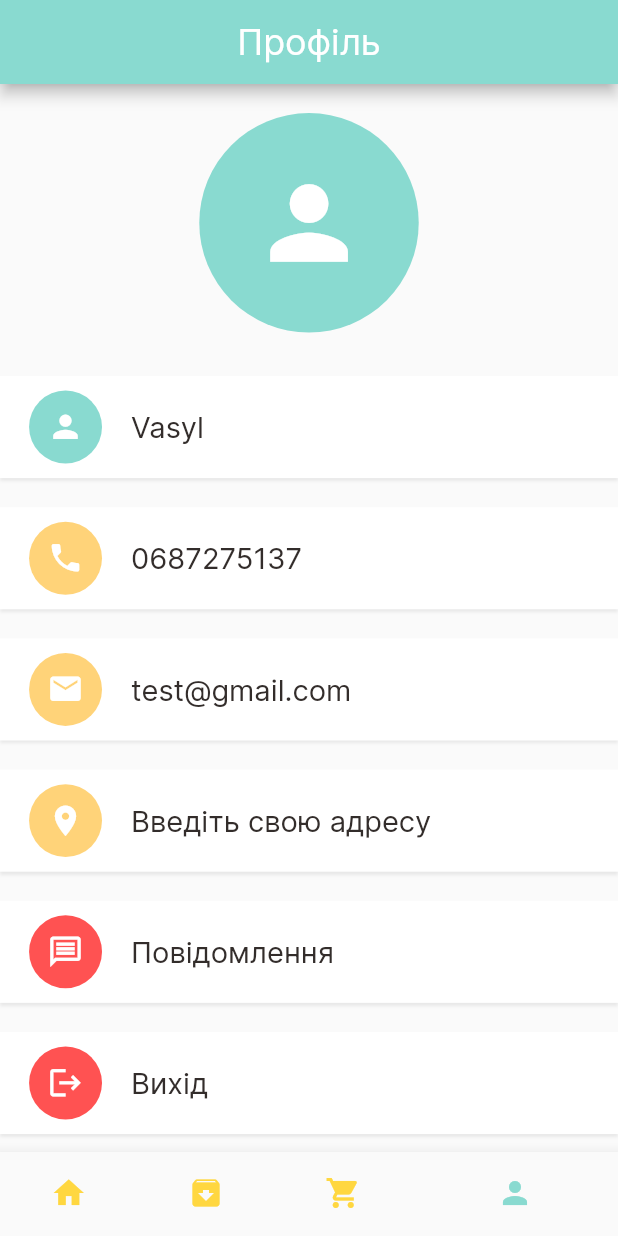
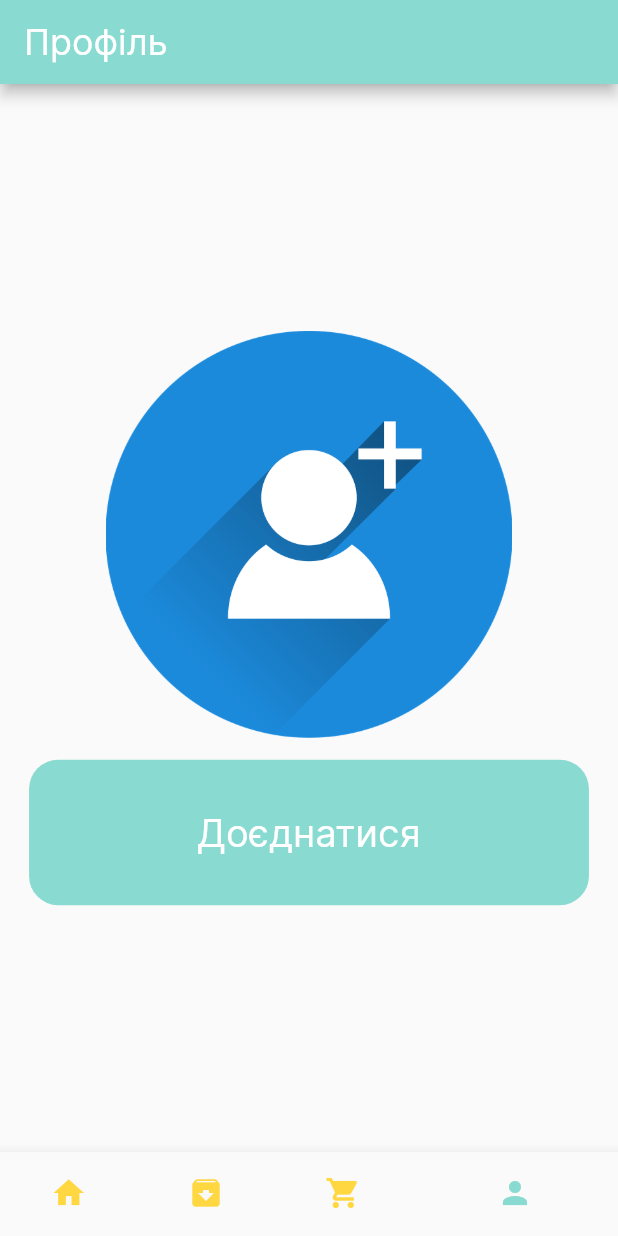
Before and after one commit to Vasyl-Puziichuk/CoffeeShop, a Flutter app: the screen it shows after launch, item 4 of the bottom bar chosen, on a phone screen of 412 x 824 dp. Run offline on Flutter 3.47's test engine with Material 2 defaults, Android fonts, the phone set to English and light mode, and no system bars; our stand-ins replace dots_indicator, get, shared_preferences; accounts and stored records are empty; network calls fail.

Commit message:
Send get request and get user info and draw container in account page

```diff
--- a/lib/helper/dependencies.dart
+++ b/lib/helper/dependencies.dart
@@ -6,21 +6,24 @@ import '../controllers/auth_controller.dart';
 import '../controllers/cart_controller.dart';
 import '../controllers/popular_product_contr.dart';
 import '../controllers/recommended_product_contr.dart';
+import '../controllers/user_controller.dart';
 import '../data/repository/auth_repo.dart';
 import '../data/repository/cart_repo.dart';
 import '../data/repository/popular_product_repo.dart';
 import '../../untils/app_constants.dart';
 import '../data/repository/recommended_product_repo.dart';
+import '../data/repository/user_repo.dart';
 
 Future<void> init()async{
   final sharedPreferences = await SharedPreferences.getInstance();
 
   Get.lazyPut(() => sharedPreferences);
   //api client
-  Get.lazyPut(()=>ApiClient(appBaseUrl: AppConstants.BASE_URL));
+  Get.lazyPut(()=>ApiClient(appBaseUrl: AppConstants.BASE_URL, sharedPreferences:Get.find()));
   //"http://mvs.bslmeiyu.com";
   Get.lazyPut(() => AuthRepo(apiClient: Get.find(),
       sharedPreferences: Get.find()));
+  Get.lazyPut(() => UserRepo(apiClient: Get.find()));
 
   //repos
   Get.lazyPut(()=>PopularProductRepo(apiClient: Get.find()));
@@ -29,6 +32,7 @@ Future<void> init()async{
 
   //controllers
   Get.lazyPut(() => AuthController(authRepo: Get.find()));
+  Get.lazyPut(() => UserController(userRepo: Get.find()));
   Get.lazyPut(()=>PopularProductController(popularProductRepo: Get.find()));
   Get.lazyPut(()=>RecommendedProductController(recommendedProductRepo: Get.find()));
   Get.lazyPut(() => CartController(cartRepo: Get.find()));
--- a/lib/home/home_page.dart
+++ b/lib/home/home_page.dart
@@ -8,6 +8,7 @@ import 'package:testappfirst/untils/colors.dart';
 
 
 import '../pages/auth/sing_in_page.dart';
+import '../widgets/big_taxt.dart';
 import 'main_page1.dart';
 
 class HomePage extends StatefulWidget {
@@ -24,7 +25,7 @@ class _HomePageState extends State<HomePage> {
   List pages=[
     MainFoodPage(),
     Container(
-      child: Text("Історія"),
+      child: Center(child: BigText(text: "Вікно історії",)),
 
     ),
     CartHistory(),
--- a/lib/pages/account/account_page.dart
+++ b/lib/pages/account/account_page.dart
@@ -4,10 +4,12 @@ import 'package:get/get.dart';
 import 'package:get/get_core/src/get_main.dart';
 import 'package:testappfirst/controllers/auth_controller.dart';
 import 'package:testappfirst/controllers/cart_controller.dart';
+import 'package:testappfirst/controllers/user_controller.dart';
 import 'package:testappfirst/untils/colors.dart';
 import 'package:testappfirst/widgets/app_icon.dart';
 import 'package:testappfirst/widgets/big_taxt.dart';
 
+import '../../base/custom_loader.dart';
 import '../../routes/route_helper.dart';
 import '../../untils/dimensions.dart';
 import '../../widgets/account_widget.dart';
@@ -17,17 +19,23 @@ class AccountPage extends StatelessWidget {
 
   @override
   Widget build(BuildContext context) {
+    bool _userLoggedIn = Get.find<AuthController>().userLoggedIn();
+    if(_userLoggedIn){
+      Get.find<UserController>().getUserInfo();
+
+    }
     return Scaffold(
       appBar: AppBar(
         backgroundColor: AppColors.mainColor,
-        title:  Center(
-          child: BigText(
+        title:   BigText(
             text: "Профіль", size: 24, color: Colors.white,
           ),
         ),
-        ),
 
-      body: Container(
+
+      body: GetBuilder<UserController>(builder: (userController){
+        return _userLoggedIn?
+        (userController.isLoading?Container(
           width: double.maxFinite,
           margin: EdgeInsets.only(top: Dimensions.height20),
           child: Column(
@@ -56,7 +64,7 @@ class AccountPage extends StatelessWidget {
                           iconSize: Dimensions.height10*5/2,
                           size: Dimensions.height10*5,
                         ),
-                      bigText: BigText(text: "Vasyl"),
+                        bigText: BigText(text: userController.userModel.name),
                       ),
                       SizedBox(height: Dimensions.height20,),
                       //телефон
@@ -68,7 +76,7 @@ class AccountPage extends StatelessWidget {
                           iconSize: Dimensions.height10*5/2,
                           size: Dimensions.height10*5,
                         ),
-                      bigText: BigText(text: "0687275137"),
+                        bigText: BigText(text: userController.userModel.phone),
                       ),
                       SizedBox(height: Dimensions.height20,),
                       //пошта
@@ -80,7 +88,7 @@ class AccountPage extends StatelessWidget {
                           iconSize: Dimensions.height10*5/2,
                           size: Dimensions.height10*5,
                         ),
-                      bigText: BigText(text: "test@gmail.com"),
+                        bigText: BigText(text: userController.userModel.email),
                       ),
                       SizedBox(height: Dimensions.height20,),
                       //адреса
@@ -141,7 +149,52 @@ class AccountPage extends StatelessWidget {
               )
             ],
           ),
+        )
+            :CustomLoader())
+        //CustomLoader())
+        :Container(
+
+          child: Center(child:Column(
+            mainAxisAlignment: MainAxisAlignment.center,
+          children: [
+            Container(
+              width: double.maxFinite,
+              height: Dimensions.height20*14,
+              margin: EdgeInsets.only(left: Dimensions.width20,
+                  right: Dimensions.width20),
+              decoration: BoxDecoration(
+                  borderRadius: BorderRadius.circular(Dimensions.radius20),
+                  image: DecorationImage(
+                     //fit: BoxFit.cover,
+                      image: AssetImage(
+                          "assets/image/signin.png"
+                      )
+                  )
               ),
+            ),
+            SizedBox(height: Dimensions.height15,),
+            GestureDetector(
+              onTap: (){
+                Get.toNamed(RouteHelper.getSignUpPage());
+              },
+              child: Container(
+
+                width: double.maxFinite,
+                height: Dimensions.height20*5,
+                margin: EdgeInsets.only(left: Dimensions.width20,
+                    right: Dimensions.width20),
+                decoration: BoxDecoration(
+                  color:  AppColors.mainColor,
+                    borderRadius: BorderRadius.circular(Dimensions.radius20),
+
+                ),
+                child: Center(child: BigText(text:"Доєднатися", color: Colors.white,
+                size: Dimensions.font26,)),
+              ),
+            )
+          ],
+        )),);
+      }),
     );
   }
 }
--- a/lib/pages/auth/sing_up_page.dart
+++ b/lib/pages/auth/sing_up_page.dart
@@ -63,6 +63,7 @@ class SignUpPage extends StatelessWidget {
         authController.registration(signUpBody).then((status){
           if(status.isSuccess){
             print("Success regestration");
+            Get.toNamed(RouteHelper.getInitial());
           }
           else{
             showCustomSnackBar(status.message);
```
Also changed, not shown: lib/controllers/user_controller.dart (+22 -3 lines), lib/data/api/api_client.dart (+9 -4 lines), assets/image/signin.png (added). Lines whose indentation alone changed are shown as unchanged.
